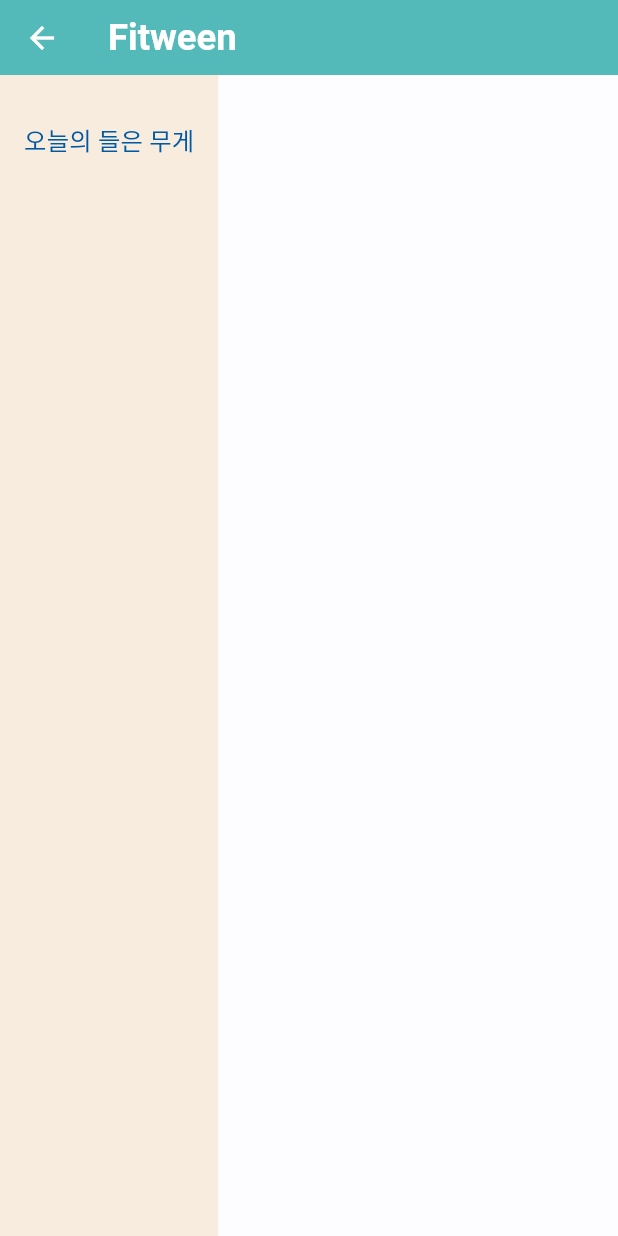
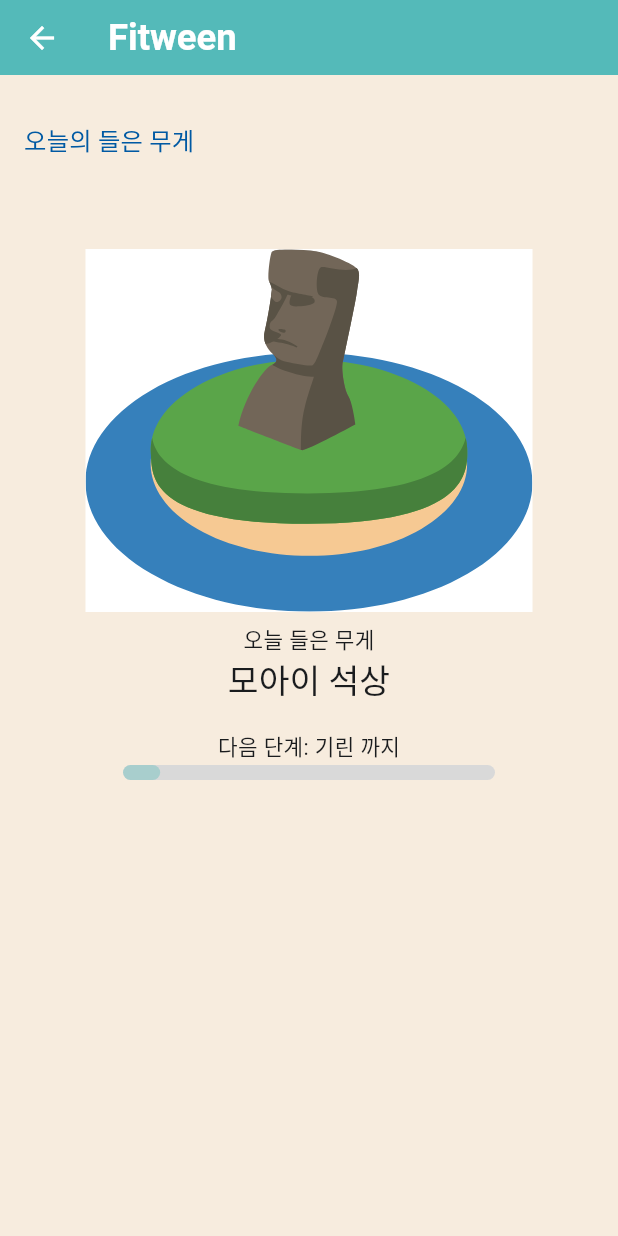
Before and after one commit to sam2244/FitweenV2, a Flutter app: the ChallengeDetailPage screen opened by its route, on a phone screen of 412 x 824 dp. Run offline on Flutter 3.47's test engine with Material 2 defaults, Android fonts, the phone set to English and light mode, and no system bars; drawn by our look-alikes of percent_indicator; our stand-ins replace animated_flip_counter, cloud_firestore, firebase_auth, firebase_core, firebase_storage, flutter_screenutil and 4 more; accounts and stored records are empty; Roboto replaces fonts that are missing (Noto_Sans_KR).

Commit message:
detail page update

```diff
--- a/lib/view/page/challenge/detail/detail.dart
+++ b/lib/view/page/challenge/detail/detail.dart
@@ -19,6 +19,13 @@ class ChallengeDetailPage extends StatelessWidget {
             FWText("오늘의 들은 무게",
               style: textTheme.labelLarge,
             ),
+            const ChallengeDetail(
+              rate: 0.1,
+              measure: "오늘 들은 무게",
+              currentlevel: "모아이 석상",
+              nextlevel: "기린",
+              image: 'assets/image/page/record/moai.svg',
+            ),
           ],
         ),
       ),
--- a/lib/view/page/challenge/detail/widget.dart
+++ b/lib/view/page/challenge/detail/widget.dart
@@ -1,7 +1,10 @@
 import 'package:fitweenV1/global/theme.dart';
+import 'package:fitweenV1/presenter/page/challengedetail.dart';
+import 'package:fitweenV1/view/page/challenge/detail/detail.dart';
 import 'package:fitweenV1/view/widget/widget/text.dart';
 import 'package:flutter/material.dart';
 import 'package:flutter_svg/svg.dart';
+import 'package:get/get.dart';
 import 'package:percent_indicator/percent_indicator.dart';
 
 class DetailAppBar extends StatelessWidget implements PreferredSizeWidget {
@@ -23,3 +26,72 @@ class DetailAppBar extends StatelessWidget implements PreferredSizeWidget {
     );
   }
 }
+
+class ChallengeDetail extends StatelessWidget{
+  final double rate;
+  final String measure;
+  final String currentlevel;
+  final String nextlevel;
+  final String image;
+
+  const ChallengeDetail({
+    Key? key,
+    required this.rate,
+    required this.measure,
+    required this.currentlevel,
+    required this.nextlevel,
+    required this.image,
+  }) : super(key: key);
+
+  @override
+  Widget build(BuildContext context) {
+    double percent = rate;
+    if (rate == .0) percent = .05;
+
+    return GetBuilder<DetailPresenter>(
+        builder: (controller) {
+          return Center(
+            child: Container(
+                padding: const EdgeInsets.only(bottom: 10.0, top: 53.0),
+                child: Column(
+                  children: [
+                    Container(
+                      margin: const EdgeInsets.all(8.0),
+                      width: 298,
+                      height: 242,
+                      color: FWTheme.white,
+                      child: SvgPicture.asset(image),
+                    ),
+                    Text(measure),
+                    Text(currentlevel,
+                      style: textTheme.titleLarge,
+                    ),
+                    Container(
+                        padding: const EdgeInsets.only(top:18),
+                        child: Text("다음 단계: $nextlevel 까지")
+                    ),
+                    Container(
+                      width: 250,
+                      padding: const EdgeInsets.all(1.0),
+
+                      decoration: BoxDecoration(
+                        //border: Border.all(color: Theme.of(context).colorScheme.outline),
+                        borderRadius: BorderRadius.circular(100.0),
+                      ),
+                      child: LinearPercentIndicator(
+                        padding: EdgeInsets.zero,
+                        lineHeight: 10,
+                        backgroundColor: const Color(0xffD9D9D9),
+                        progressColor: const Color(0xff54BAB9).withOpacity(.3 + percent * 7 / 10),
+                        barRadius: const Radius.circular(10.0),
+                        percent: percent,
+                      ),
+                    ),
+                  ],
+                )
+            ),
+          );
+        }
+    );
+  }
+}
```
